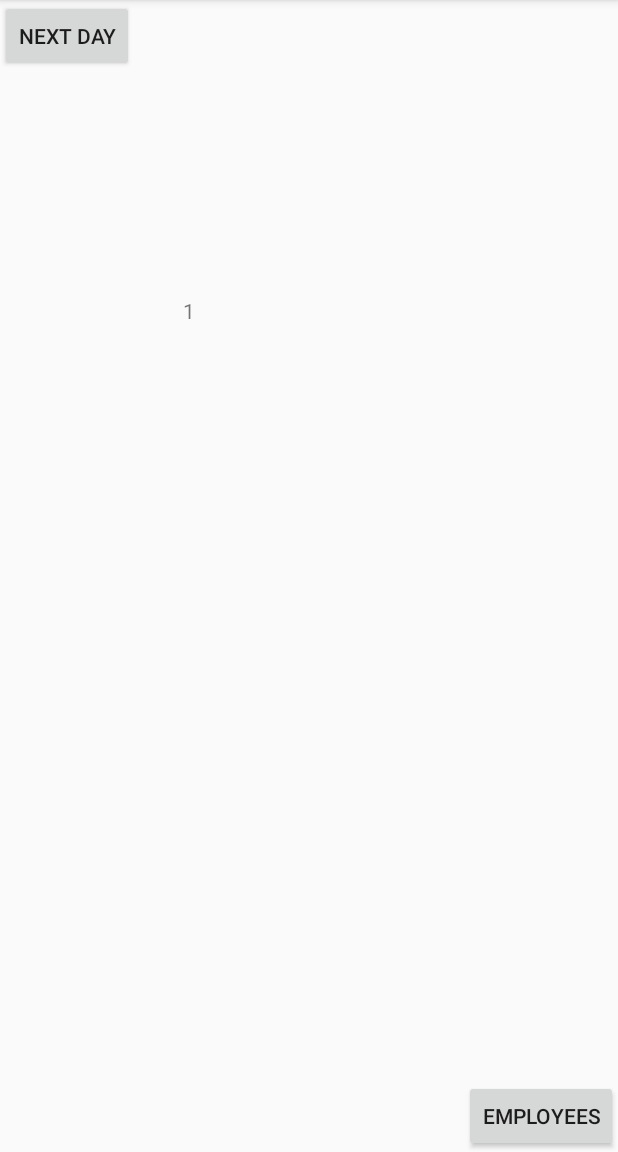
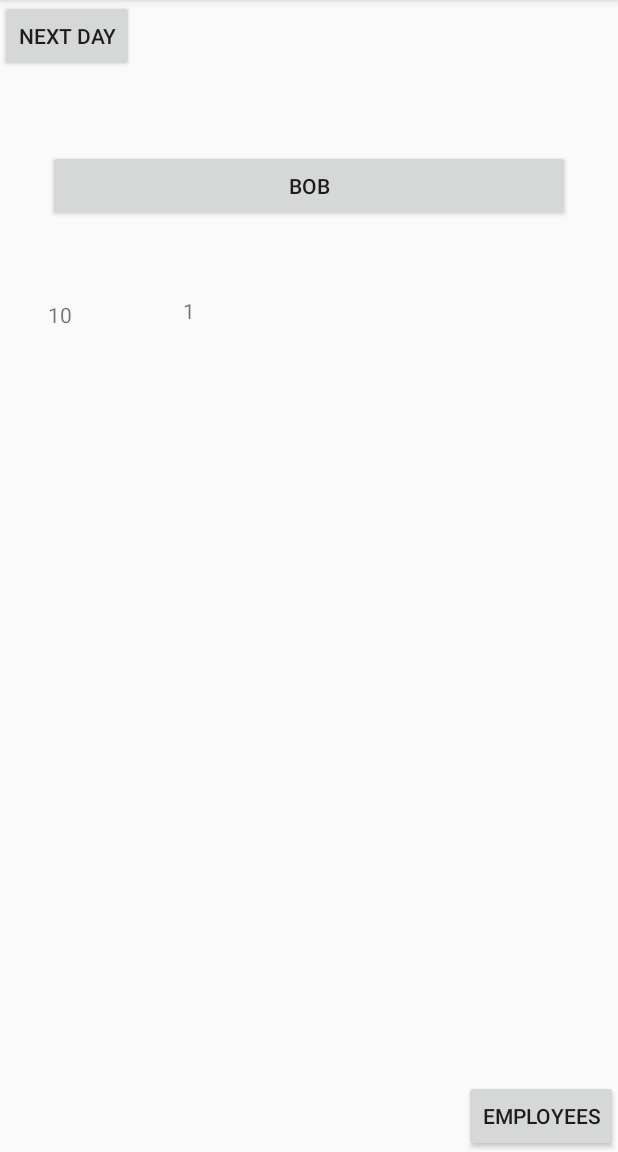
Before and after one commit to NDub-Dev-Club/GoA, an Android app: the GameActivity screen opened directly, with no data from a screen before it, after a tap on "EMPLOYEES", on a phone screen of 412 x 824 dp, the part 84-1236 px from its top. Run offline under Robolectric (Android 15) with nearby library versions, the phone set to English and light mode, and no system bars; 1 other tap on this screen came first.

Commit message:
employee buttons

```diff
--- a/app/src/main/AndroidManifest.xml
+++ b/app/src/main/AndroidManifest.xml
@@ -9,7 +9,6 @@
         android:roundIcon="@mipmap/ic_launcher_round"
         android:supportsRtl="true"
         android:theme="@style/AppTheme">
-        <activity android:name=".GameOptionsActivity"></activity>
         <activity android:name=".OptionsActivity" />
         <activity android:name=".EmployeesActivity" />
         <activity android:name=".GameActivity" />
--- a/app/src/main/java/com/example/myapplication/GameActivity.java
+++ b/app/src/main/java/com/example/myapplication/GameActivity.java
@@ -61,8 +61,16 @@ public class GameActivity extends AppCompatActivity {
                     choiceButton.setOnClickListener(new View.OnClickListener() {
                         @Override
                         public void onClick(View view) {
+                            if (time < choice.cost)
+                            {
+                                //can't press choice
+                            }
+                            else {
+                                time -= choice.cost;
+                                timeLeft.setText(String.valueOf(time));
                                 choicesLayout.removeAllViews();
                                 choice.showDialogue();
+                            }
                         }
 
                     });
@@ -141,6 +149,7 @@ public class GameActivity extends AppCompatActivity {
 
     TextView convoText;
     LinearLayout choicesLayout;
+    TextView timeLeft;
     Button nextDay;
     Button showEmp;
     static int time = 10;
@@ -168,7 +177,7 @@ File[] files = directory.listFiles();
         choicesLayout = findViewById(R.id.choices);
 
 
-        Employee employee;
+        timeLeft = findViewById(R.id.timeLeft);
 
 
         final TextView dayCount = findViewById(R.id.day);
@@ -182,6 +191,7 @@ File[] files = directory.listFiles();
                 choicesLayout.removeAllViews();
                 day++;
                 time = 10;
+                timeLeft.setText(String.valueOf(time));
                 dayCount.setText(String.valueOf(day));
             }
         });
@@ -194,30 +204,43 @@ File[] files = directory.listFiles();
 
 
 
-                final Button employeeButton = findViewById(R.id.button);
-                employeeButton.setTag(Employee.BOB);
 
-                employeeButton.setOnClickListener(new View.OnClickListener() {
+
+
+                final Button[] employeeBs = new Button[]{
+                        new Button(GameActivity.this),
+
+
+                };
+
+                employeeBs[0].setTag(Employee.BOB);
+                employeeBs[0].setText("Bob");
+                for (final Button employeeB : employeeBs) {
+
+                    choicesLayout.addView(employeeB);
+
+                    employeeB.setOnClickListener(new View.OnClickListener() {
                         @Override
                         public void onClick(View view) {
-
-                        employee = (Employee)employeeButton.getTag();
+                            if ((Employee) employeeB.getTag() != Employee.NONE) {
+                                choicesLayout.removeAllViews();
+                                characterChoices.get((Employee) employeeB.getTag()).showChoices();
 
                             }
-                });
-
 
 
                         }
 
                     });
 
-        if (employee != Employee.NONE) {
-
-            characterChoices.get(employee).showChoices();
+                }
 
             }
-        else {
+
+        });
+
+
+
         characterChoices.put(Employee.BOB, new CharacterChoices(
 
                 new Choice("Hello", 1, new String[]{
@@ -237,7 +260,7 @@ File[] files = directory.listFiles();
                         new ChoiceFinder(Employee.BOB, 0))
         ));
 
-        }
+
 
 
 
--- a/app/src/main/res/layout/activity_game.xml
+++ b/app/src/main/res/layout/activity_game.xml
@@ -83,4 +83,14 @@
 
     </LinearLayout>
 
+    <TextView
+        android:id="@+id/timeLeft"
+        android:layout_width="wrap_content"
+        android:layout_height="wrap_content"
+        android:layout_marginStart="32dp"
+        android:layout_marginLeft="32dp"
+        android:layout_marginTop="200dp"
+        app:layout_constraintStart_toStartOf="parent"
+        app:layout_constraintTop_toTopOf="parent" />
+
 </android.support.constraint.ConstraintLayout>
```
Also changed, not shown: app/src/main/java/com/example/myapplication/GameOptionsActivity.java (deleted, +0 -13 lines), app/src/main/res/layout/activity_employees.xml (deleted, +0 -16 lines), app/src/main/res/layout/activity_game_options.xml (deleted, +0 -9 lines), app/src/main/java/com/example/myapplication/EmployeesActivity.java (added). Lines whose indentation alone changed are shown as unchanged.
